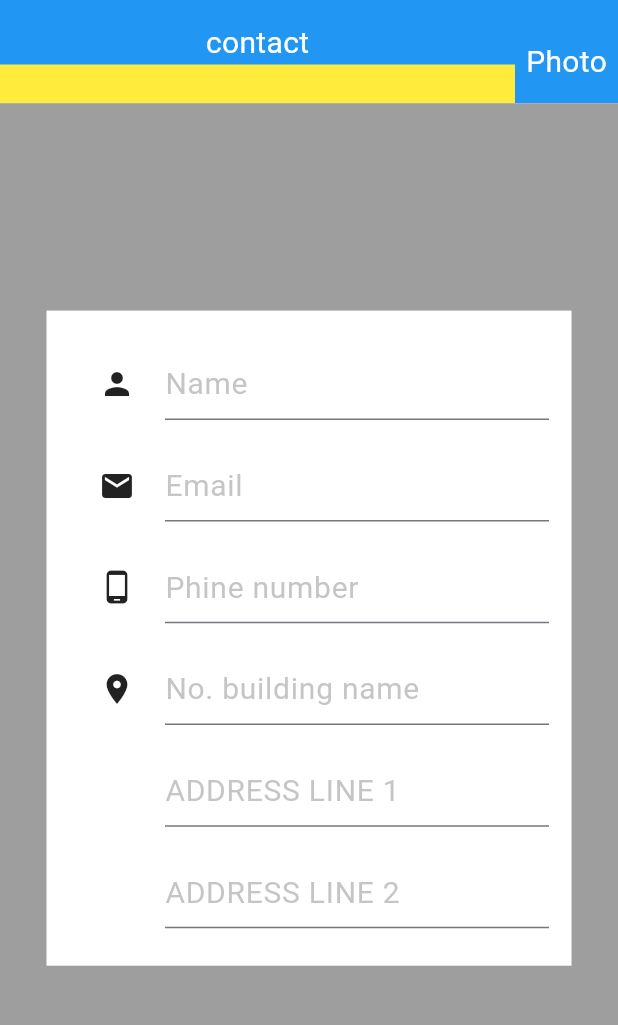
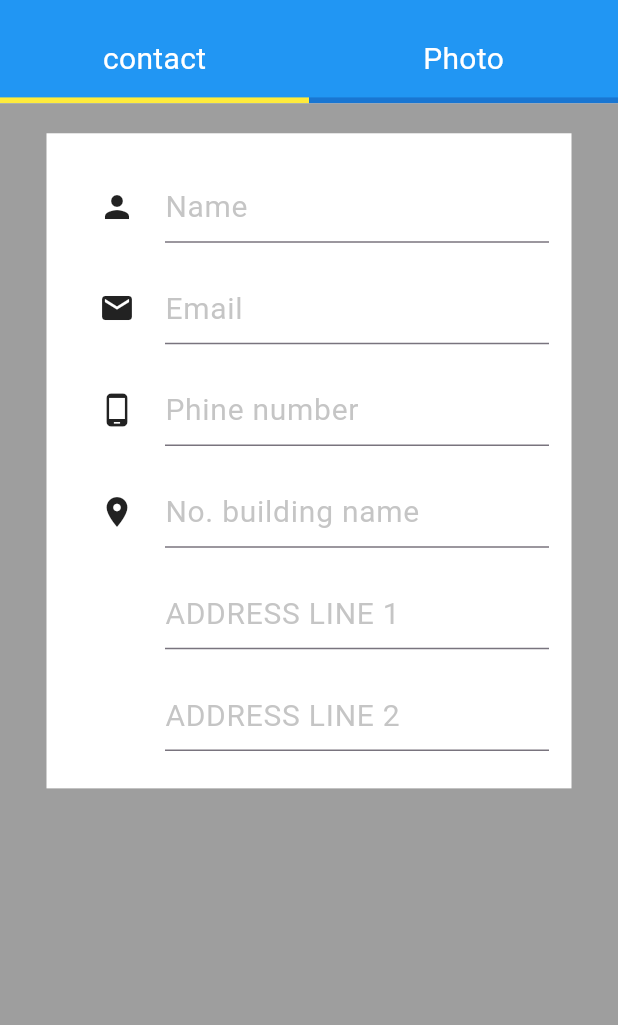
Before and after one commit to vrundpadariya/vrund_resume_builder_app, a Flutter app: the screen it shows after launch, after a tap on the "add" icon, after a tap on the "navigate next" icon, on a phone screen of 412 x 824 dp, the part 63-1088 px from its top. Run offline on Flutter 3.47's test engine with Material 2 defaults, Android fonts, the phone set to English and light mode, and no system bars.

Commit message:
fourth commit k

```diff
--- a/lib/screen/Build_opition_page/contact_info.dart
+++ b/lib/screen/Build_opition_page/contact_info.dart
@@ -25,6 +25,7 @@ class _Contact_pageState extends State<Contact_page> {
       body: Column(
         children: [
           Expanded(
+            flex: 1,
             child: Container(
               height: 60,
               alignment: Alignment.topCenter,
@@ -32,10 +33,18 @@ class _Contact_pageState extends State<Contact_page> {
               child: Row(
                 children: [
                   Expanded(
-                    flex: 5,
+                    flex: 1,
+                    child: GestureDetector(
+                      onTap: (){
+                        setState(() {
+                          Globals.indexcontactvalue = 0;
+                        });
+                      },
                       child: Column(
                         children: [
-                        Container(
+                          Expanded(
+                            flex: 13,
+                            child: Container(
                               alignment: Alignment.center,
                               child: const Text(
                                 "contact",
@@ -45,16 +54,30 @@ class _Contact_pageState extends State<Contact_page> {
                                 ),
                               ),
                             ),
+                          ),
                           Expanded(
                             flex: 1,
                             child: Container(
-                            color: Colors.yellow,
+                              color: (Globals.indexcontactvalue == 0)
+                                  ? Colors.yellow
+                                  : Globals.background,
                             ),
                           ),
                         ],
                       ),
                     ),
+                  ),
                   Expanded(
+                    child: Column(
+                      children: [
+                        Expanded(
+                          flex: 13,
+                          child: GestureDetector(
+                            onTap: (){
+                              setState(() {
+                                Globals.indexcontactvalue = 1;
+                              });
+                              },
                             child: Container(
                               alignment: Alignment.center,
                               child: const Text(
@@ -66,6 +89,18 @@ class _Contact_pageState extends State<Contact_page> {
                               ),
                             ),
                           ),
+                        ),
+                        Expanded(
+                          child: Container(
+                              color: (Globals.indexcontactvalue == 1)
+                                  ? Colors.yellow
+                                  : Globals.background,
+                        ),
+                        ),
+
+                      ],
+                    ),
+                  ),
                 ],
               ),
             ),
@@ -73,7 +108,10 @@ class _Contact_pageState extends State<Contact_page> {
           Expanded(
             flex: 13,
             child: Container(
-              alignment: Alignment.center,
+              alignment: Alignment.topCenter,
+              padding: const EdgeInsets.only(
+                top: 20,
+              ),
               color: Colors.grey,
               child: Container(
                 color: Colors.white,
--- a/lib/screen/splash.dart
+++ b/lib/screen/splash.dart
@@ -21,27 +21,15 @@ class _splash_pageState extends State<splash_page> {
           mainAxisAlignment: MainAxisAlignment.center,
           children: [
             Container(
-              height: 200,
-              width: 200,
-              decoration: const BoxDecoration(
+              height: 300,
+              width: 300,
+              decoration: BoxDecoration(
                 image: DecorationImage(
-                  image: AssetImage(
-                    "lib/Assets/atbox-resume-factory.gif0",
-                  ),
-                  fit: BoxFit.cover,
+                  image: AssetImage("lib/Assets/atbox-resume-factory.gif"),
                 ),
               ),
             ),
-            const SizedBox(
-              height: 15,
-            ),
-            const Text(
-              "Made in India ♥♥♥ ",
-              style: TextStyle(
-                fontSize: 15,
-                color: Colors.black,
-              ),
-            )
+            Text("I Love My India ❤️"),
           ],
         ),
       ),
```
Lines whose indentation alone changed are shown as unchanged.
